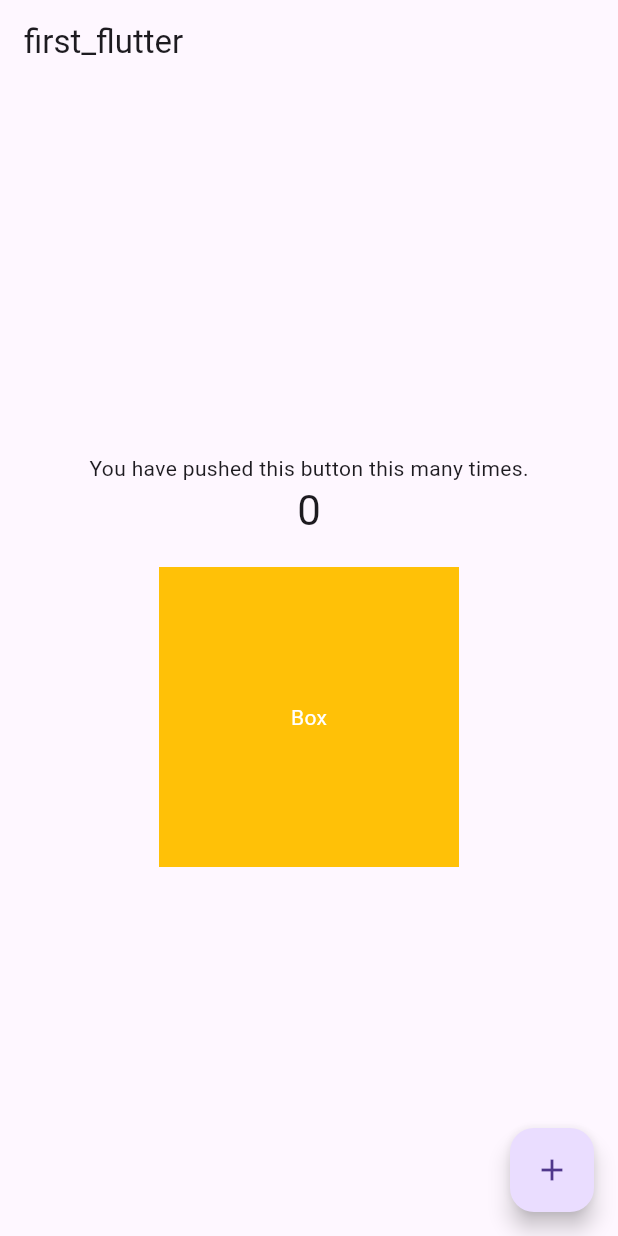
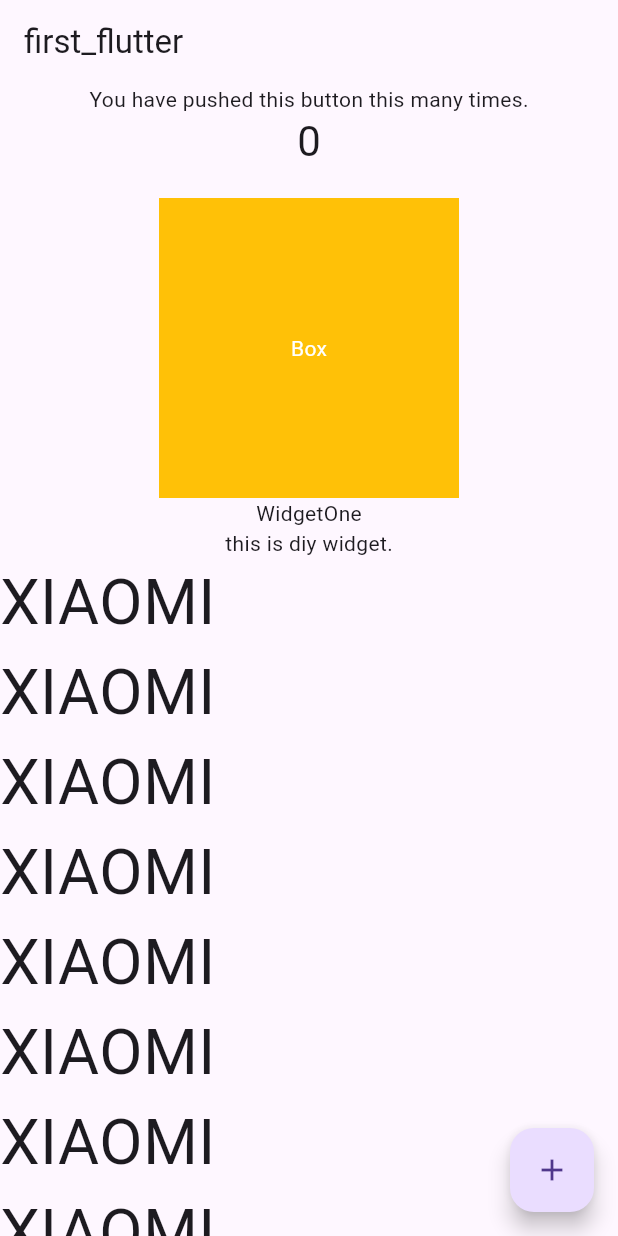
Before and after one commit to CainShi/flutter_application_1, a Flutter app: the screen it shows after launch, on a phone screen of 412 x 824 dp. Run offline on Flutter 3.47's test engine with Material 3 defaults, Android fonts, the phone set to English and light mode, and no system bars.

Commit message:
修改TestPage

```diff
--- a/lib/main.dart
+++ b/lib/main.dart
@@ -29,6 +29,29 @@ class TestPage extends StatefulWidget {
 class _TestPageState extends State<TestPage> {
   // This widget is the root of your application
   int _count = 0;
+  bool _toggle = true;
+  get _dyWidget => _toggle
+      ? const Text('WidgetOne')
+      : SizedBox(
+        width: 200,
+        height: 200,
+        child: const ColoredBox(color: Colors.greenAccent));
+
+  get _listView => ListView(
+    children: <Widget>[
+      Text('XIAOMI', style: TextStyle(fontSize: 42),),
+      Text('XIAOMI', style: TextStyle(fontSize: 42),),
+      Text('XIAOMI', style: TextStyle(fontSize: 42),),
+      Text('XIAOMI', style: TextStyle(fontSize: 42),),
+      Text('XIAOMI', style: TextStyle(fontSize: 42),),
+      Text('XIAOMI', style: TextStyle(fontSize: 42),),
+      Text('XIAOMI', style: TextStyle(fontSize: 42),),
+      Text('XIAOMI', style: TextStyle(fontSize: 42),),
+      Text('XIAOMI', style: TextStyle(fontSize: 42),),
+      Text('XIAOMI', style: TextStyle(fontSize: 42),),
+      Text('XIAOMI', style: TextStyle(fontSize: 42),),
+    ],
+  );
   @override
   Widget build(BuildContext context) {
     return Scaffold(
@@ -54,11 +77,14 @@ class _TestPageState extends State<TestPage> {
                 color: Colors.amber,
                 child: Center(child: Text('Box', style: TextStyle(color: Colors.white),))),
             ),
+            _dyWidget,
+            TestWidget(),
+            Expanded(child: _listView),
           ],
         )
       ),
       floatingActionButton: FloatingActionButton(
-        onPressed: _incrementCount,
+        onPressed: _updateWidget,
         tooltip: "IncrementCount",
         child: const Icon(Icons.add),
       ),
@@ -70,4 +96,19 @@ class _TestPageState extends State<TestPage> {
       _count++;
     });
   }
+
+  void _updateWidget() {
+     setState(() {
+       _toggle = !_toggle;
+     });
+  }
 }
+
+class TestWidget extends StatelessWidget {
+  const TestWidget({super.key});
+
+  @override
+  Widget build(BuildContext context) {
+    return const Text('this is diy widget.');
+  }
+}
```
